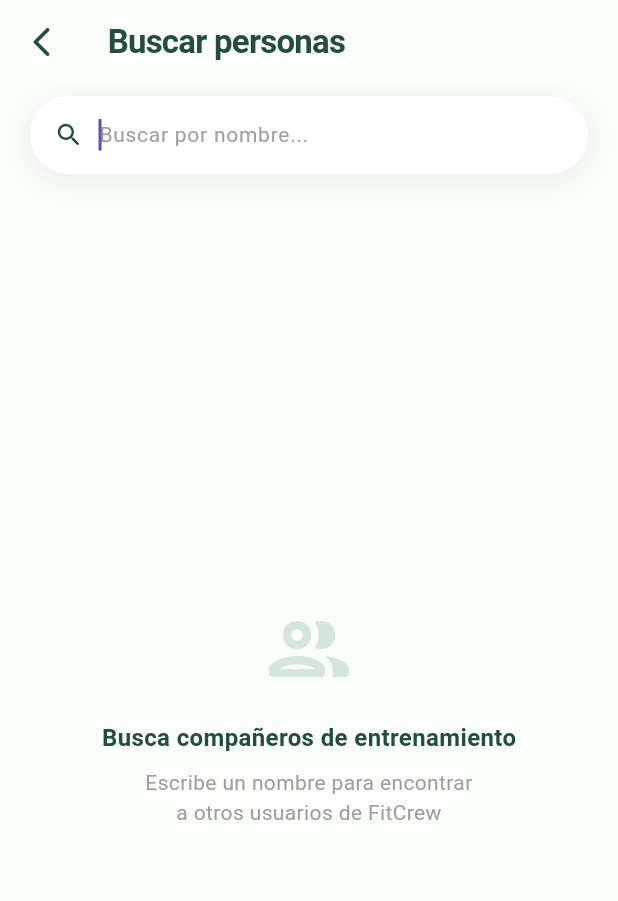
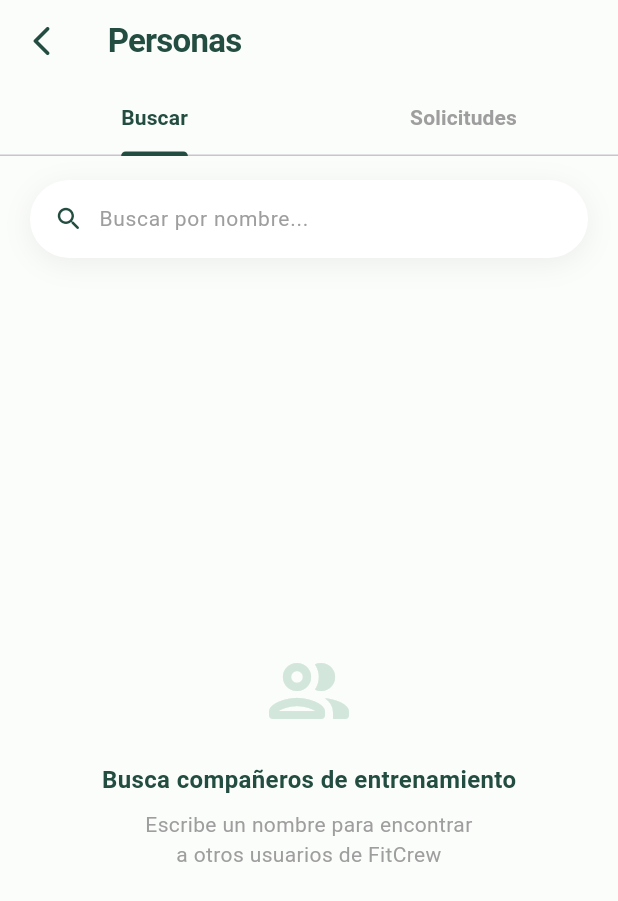
Before and after one commit to javiermedinilla2708/FitCrew, a Flutter app: the SearchUsersScreen screen opened directly, on a phone screen of 412 x 824 dp. Shown: the top 901 px of the screen. Run offline on Flutter 3.47's test engine with Material 3 defaults, Android fonts, the phone set to English and light mode, and no system bars; our stand-ins replace cloud_firestore, firebase_auth, firebase_core, flutter_map, flutter_typeahead, geolocator and 2 more; accounts and stored records are empty.

Commit message:
Se ha terminado el proceso de solicitud de amistad y se han creado los modelos y servicios para las notificaciones

```diff
--- a/fitcrew/lib/screens/search/search_user_screen.dart
+++ b/fitcrew/lib/screens/search/search_user_screen.dart
@@ -6,7 +6,6 @@
 import 'package:cloud_firestore/cloud_firestore.dart';
 import 'package:firebase_auth/firebase_auth.dart';
 import 'package:fitcrew/services/follow_services.dart';
-
 import 'package:flutter/material.dart';
 
 class SearchUsersScreen extends StatefulWidget {
@@ -16,7 +15,8 @@ class SearchUsersScreen extends StatefulWidget {
   State<SearchUsersScreen> createState() => _SearchUsersScreenState();
 }
 
-class _SearchUsersScreenState extends State<SearchUsersScreen> {
+class _SearchUsersScreenState extends State<SearchUsersScreen>
+    with SingleTickerProviderStateMixin {
   // ----------------------------------------------------------
   // COLORES
   // ----------------------------------------------------------
@@ -30,6 +30,7 @@ class _SearchUsersScreenState extends State<SearchUsersScreen> {
   // ----------------------------------------------------------
   final FollowService _followService = FollowService();
   final TextEditingController _searchController = TextEditingController();
+  late TabController _tabController;
 
   List<Map<String, dynamic>> _results = [];
   List<Map<String, dynamic>> _suggestions = [];
@@ -37,7 +38,6 @@ class _SearchUsersScreenState extends State<SearchUsersScreen> {
   bool _loadingSuggestions = false;
   String _lastQuery = '';
 
-  // Cache del estado de seguimiento
   final Map<String, String> _followStatusCache = {};
 
   // ----------------------------------------------------------
@@ -46,17 +46,19 @@ class _SearchUsersScreenState extends State<SearchUsersScreen> {
   @override
   void initState() {
     super.initState();
+    _tabController = TabController(length: 2, vsync: this);
     _loadSuggestions();
   }
 
   @override
   void dispose() {
+    _tabController.dispose();
     _searchController.dispose();
     super.dispose();
   }
 
   // ----------------------------------------------------------
-  // CARGAR SUGERENCIAS — usuarios con deportes en común
+  // CARGAR SUGERENCIAS
   // ----------------------------------------------------------
   Future<void> _loadSuggestions() async {
     if (_loadingSuggestions) return;
@@ -99,7 +101,6 @@ class _SearchUsersScreenState extends State<SearchUsersScreen> {
               doc.id,
             );
           }
-
           suggestions.add({
             'uid': doc.id,
             'name': data['name'] ?? 'Usuario',
@@ -204,7 +205,7 @@ class _SearchUsersScreenState extends State<SearchUsersScreen> {
           onPressed: () => Navigator.pop(context),
         ),
         title: const Text(
-          "Buscar personas",
+          "Personas",
           style: TextStyle(
             color: _colorVerdeBosque,
             fontWeight: FontWeight.bold,
@@ -212,16 +213,78 @@ class _SearchUsersScreenState extends State<SearchUsersScreen> {
             letterSpacing: -0.5,
           ),
         ),
+        bottom: PreferredSize(
+          preferredSize: const Size.fromHeight(48),
+          child: StreamBuilder<QuerySnapshot>(
+            stream: _followService.getPendingRequestsStream(),
+            builder: (context, snapshot) {
+              final pendingCount = snapshot.hasData
+                  ? snapshot.data!.docs.length
+                  : 0;
+
+              return TabBar(
+                controller: _tabController,
+                indicatorColor: _colorVerdeBosque,
+                indicatorWeight: 3,
+                labelColor: _colorVerdeBosque,
+                unselectedLabelColor: Colors.grey,
+                labelStyle: const TextStyle(
+                  fontWeight: FontWeight.bold,
+                  fontSize: 14,
                 ),
-      body: Column(
+                tabs: [
+                  const Tab(text: "Buscar"),
+                  Tab(
+                    child: Row(
+                      mainAxisAlignment: MainAxisAlignment.center,
                       children: [
-          // --- Barra de búsqueda ---
+                        const Text("Solicitudes"),
+                        if (pendingCount > 0) ...[
+                          const SizedBox(width: 6),
+                          Container(
+                            padding: const EdgeInsets.symmetric(
+                              horizontal: 7,
+                              vertical: 2,
+                            ),
+                            decoration: BoxDecoration(
+                              color: Colors.red,
+                              borderRadius: BorderRadius.circular(10),
+                            ),
+                            child: Text(
+                              "$pendingCount",
+                              style: const TextStyle(
+                                color: Colors.white,
+                                fontSize: 11,
+                                fontWeight: FontWeight.bold,
+                              ),
+                            ),
+                          ),
+                        ],
+                      ],
+                    ),
+                  ),
+                ],
+              );
+            },
+          ),
+        ),
+      ),
+      // Se encarga de la seleccion de las pestañas
+      body: TabBarView(
+        controller: _tabController,
+        children: [_buildSearchTab(), _buildRequestsTab()],
+      ),
+    );
+  }
+
+  // ----------------------------------------------------------
+  // PESTAÑA 1: BUSCAR
+  // ----------------------------------------------------------
+  Widget _buildSearchTab() {
+    return Column(
+      children: [
         _buildSearchBar(),
 
-          // --- Solicitudes pendientes recibidas ---
-          _buildPendingRequests(),
-
-          // --- Contenido principal ---
         Expanded(
           child: _isSearching
               ? const Center(
@@ -234,7 +297,67 @@ class _SearchUsersScreenState extends State<SearchUsersScreen> {
               : _buildInitialState(),
         ),
       ],
+    );
+  }
+
+  // ----------------------------------------------------------
+  // PESTAÑA 2: SOLICITUDES RECIBIDAS
+  // ----------------------------------------------------------
+  Widget _buildRequestsTab() {
+    return StreamBuilder<QuerySnapshot>(
+      stream: _followService.getPendingRequestsStream(),
+      builder: (context, snapshot) {
+        if (snapshot.connectionState == ConnectionState.waiting) {
+          return const Center(
+            child: CircularProgressIndicator(color: _colorVerdeBosque),
+          );
+        }
+
+        if (!snapshot.hasData || snapshot.data!.docs.isEmpty) {
+          return Center(
+            child: Column(
+              mainAxisAlignment: MainAxisAlignment.center,
+              children: [
+                Icon(
+                  Icons.mark_email_read_outlined,
+                  size: 64,
+                  color: _colorVerdeMenta,
                 ),
+                const SizedBox(height: 16),
+                const Text(
+                  "Sin solicitudes pendientes",
+                  style: TextStyle(
+                    fontSize: 16,
+                    fontWeight: FontWeight.bold,
+                    color: _colorVerdeBosque,
+                  ),
+                ),
+                const SizedBox(height: 8),
+                Text(
+                  "Cuando alguien quiera seguirte\naparecerá aquí",
+                  textAlign: TextAlign.center,
+                  style: TextStyle(fontSize: 14, color: Colors.grey[500]),
+                ),
+              ],
+            ),
+          );
+        }
+
+        final requests = snapshot.data!.docs;
+
+        return ListView.builder(
+          padding: const EdgeInsets.fromLTRB(20, 16, 20, 20),
+          itemCount: requests.length,
+          itemBuilder: (context, index) {
+            final data = requests[index].data() as Map<String, dynamic>;
+            final requestId = requests[index].id;
+            final fromUid = data['fromUid'] as String;
+            final fromName = data['fromName'] as String? ?? 'Usuario';
+
+            return _buildRequestCard(requestId, fromUid, fromName);
+          },
+        );
+      },
     );
   }
 
@@ -243,7 +366,7 @@ class _SearchUsersScreenState extends State<SearchUsersScreen> {
   // ----------------------------------------------------------
   Widget _buildSearchBar() {
     return Padding(
-      padding: const EdgeInsets.fromLTRB(20, 8, 20, 12),
+      padding: const EdgeInsets.fromLTRB(20, 16, 20, 12),
       child: Container(
         height: 52,
         decoration: BoxDecoration(
@@ -270,7 +393,6 @@ class _SearchUsersScreenState extends State<SearchUsersScreen> {
               child: TextField(
                 controller: _searchController,
                 onChanged: _search,
-                autofocus: true,
                 style: const TextStyle(fontSize: 14),
                 decoration: InputDecoration(
                   hintText: "Buscar por nombre...",
@@ -306,105 +428,57 @@ class _SearchUsersScreenState extends State<SearchUsersScreen> {
   }
 
   // ----------------------------------------------------------
-  // SEGMENTO: SOLICITUDES PENDIENTES RECIBIDAS
+  // TARJETA DE SOLICITUD
   // ----------------------------------------------------------
-  Widget _buildPendingRequests() {
-    return StreamBuilder(
-      stream: _followService.getPendingRequestsStream(),
-      builder: (context, snapshot) {
-        if (!snapshot.hasData || snapshot.data!.docs.isEmpty) {
-          return const SizedBox.shrink();
-        }
-
-        final requests = snapshot.data!.docs;
-
-        return Column(
-          crossAxisAlignment: CrossAxisAlignment.start,
-          children: [
-            Padding(
-              padding: const EdgeInsets.fromLTRB(20, 4, 20, 8),
-              child: Row(
-                children: [
-                  const Text(
-                    "Solicitudes recibidas",
-                    style: TextStyle(
-                      fontSize: 15,
-                      fontWeight: FontWeight.bold,
-                      color: _colorVerdeBosque,
-                    ),
-                  ),
-                  const SizedBox(width: 8),
-                  Container(
-                    padding: const EdgeInsets.symmetric(
-                      horizontal: 8,
-                      vertical: 2,
-                    ),
+  Widget _buildRequestCard(String requestId, String fromUid, String fromName) {
+    return Container(
+      margin: const EdgeInsets.only(bottom: 12),
+      padding: const EdgeInsets.all(16),
       decoration: BoxDecoration(
-                      color: _colorVerdeBosque,
-                      borderRadius: BorderRadius.circular(10),
-                    ),
-                    child: Text(
-                      "${requests.length}",
-                      style: const TextStyle(
         color: Colors.white,
-                        fontSize: 12,
-                        fontWeight: FontWeight.bold,
-                      ),
-                    ),
+        borderRadius: BorderRadius.circular(20),
+        boxShadow: [
+          BoxShadow(
+            color: _colorVerdeBosque.withOpacity(0.04),
+            blurRadius: 10,
+            offset: const Offset(0, 4),
           ),
         ],
       ),
-            ),
-
-            ListView.builder(
-              shrinkWrap: true,
-              physics: const NeverScrollableScrollPhysics(),
-              itemCount: requests.length,
-              itemBuilder: (context, index) {
-                final data = requests[index].data() as Map<String, dynamic>;
-                final requestId = requests[index].id;
-                final fromUid = data['fromUid'] as String;
-                final fromName = data['fromName'] as String? ?? 'Usuario';
-
-                return _buildRequestCard(requestId, fromUid, fromName);
-              },
-            ),
-
-            const Divider(height: 24),
-          ],
-        );
-      },
-    );
-  }
-
-  Widget _buildRequestCard(String requestId, String fromUid, String fromName) {
-    return Padding(
-      padding: const EdgeInsets.symmetric(horizontal: 20, vertical: 6),
       child: Row(
         children: [
           CircleAvatar(
-            radius: 24,
+            radius: 26,
             backgroundColor: _colorVerdeMenta,
             child: Text(
               fromName[0].toUpperCase(),
               style: const TextStyle(
                 color: _colorVerdeBosque,
                 fontWeight: FontWeight.bold,
-                fontSize: 18,
+                fontSize: 20,
               ),
             ),
           ),
 
-          const SizedBox(width: 12),
+          const SizedBox(width: 14),
 
           Expanded(
-            child: Text(
+            child: Column(
+              crossAxisAlignment: CrossAxisAlignment.start,
+              children: [
+                Text(
                   fromName,
                   style: const TextStyle(
-                fontWeight: FontWeight.w600,
+                    fontWeight: FontWeight.bold,
                     fontSize: 15,
                     color: _colorTextoTitulo,
                   ),
+                ),
+                Text(
+                  "Quiere seguirte",
+                  style: TextStyle(fontSize: 12, color: Colors.grey[500]),
+                ),
+              ],
             ),
           ),
 
@@ -468,7 +542,7 @@ class _SearchUsersScreenState extends State<SearchUsersScreen> {
   }
 
   // ----------------------------------------------------------
-  // SEGMENTO: ESTADO INICIAL CON SUGERENCIAS
+  // ESTADO INICIAL CON SUGERENCIAS
   // ----------------------------------------------------------
   Widget _buildInitialState() {
     if (_loadingSuggestions) {
@@ -561,7 +635,7 @@ class _SearchUsersScreenState extends State<SearchUsersScreen> {
   }
 
   // ----------------------------------------------------------
-  // SEGMENTO: LISTA DE RESULTADOS DE BÚSQUEDA
+  // LISTA DE RESULTADOS
   // ----------------------------------------------------------
   Widget _buildResultsList() {
     return ListView.builder(
@@ -723,7 +797,6 @@ class _SearchUsersScreenState extends State<SearchUsersScreen> {
             ],
           ),
 
-          // ✅ Chips de deportes en común
           if (commonSports.isNotEmpty) ...[
             const SizedBox(height: 10),
             Wrap(
@@ -768,7 +841,7 @@ class _SearchUsersScreenState extends State<SearchUsersScreen> {
   }
 
   // ----------------------------------------------------------
-  // HELPER: Botón de seguimiento reutilizable
+  // HELPER: Botón de seguimiento
   // ----------------------------------------------------------
   Widget _buildFollowButton(
     String uid,
@@ -840,7 +913,7 @@ class _SearchUsersScreenState extends State<SearchUsersScreen> {
   }
 
   // ----------------------------------------------------------
-  // SEGMENTO: ESTADO VACÍO — sin resultados de búsqueda
+  // ESTADO VACÍO
   // ----------------------------------------------------------
   Widget _buildEmptyState() {
     return Center(
```
Also changed, not shown: fitcrew/lib/models/app_notification.dart (added, +46 -0 lines), fitcrew/lib/services/notification_service.dart (added, +217 -0 lines), fitcrew/lib/models/notification_type.dart (added). Lines whose indentation alone changed are shown as unchanged.
